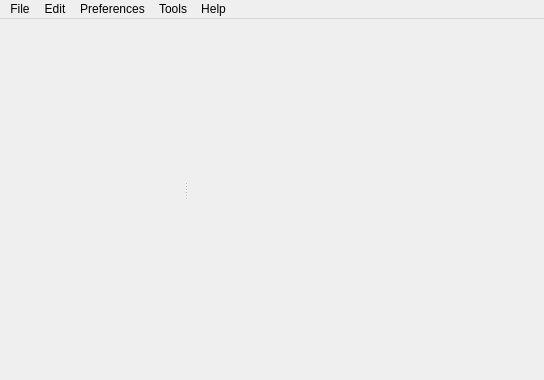
First picture: the form in view/mainwindow.ui, repository zpp0/wsnsim-preprocessor, before the edit.
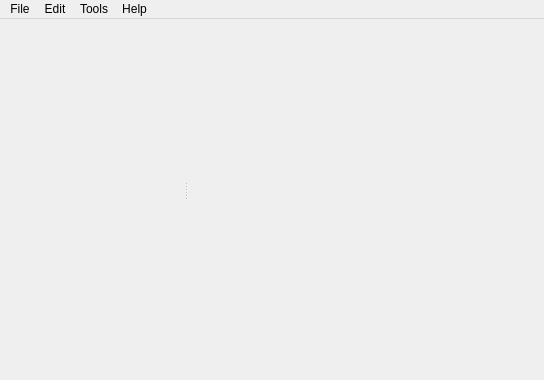
Second picture: the form after the edit. Icons and pictures are not drawn.

Commit message: the mainwindow's menu simplification

Patch:
```diff
--- a/view/mainwindow.ui
+++ b/view/mainwindow.ui
@@ -88,11 +88,6 @@
     <addaction name="actionAbout"/>
     <addaction name="separator"/>
    </widget>
-   <widget class="QMenu" name="menuOptions">
-    <property name="title">
-     <string>Preferences</string>
-    </property>
-   </widget>
    <widget class="QMenu" name="menuModules">
     <property name="title">
      <string>Tools</string>
@@ -101,7 +96,6 @@
    </widget>
    <addaction name="menuFile"/>
    <addaction name="menuSettings"/>
-   <addaction name="menuOptions"/>
    <addaction name="menuModules"/>
    <addaction name="menuHelp"/>
   </widget>
```
Left out of the diff: 6 changed lines with no effect on the pictures.
